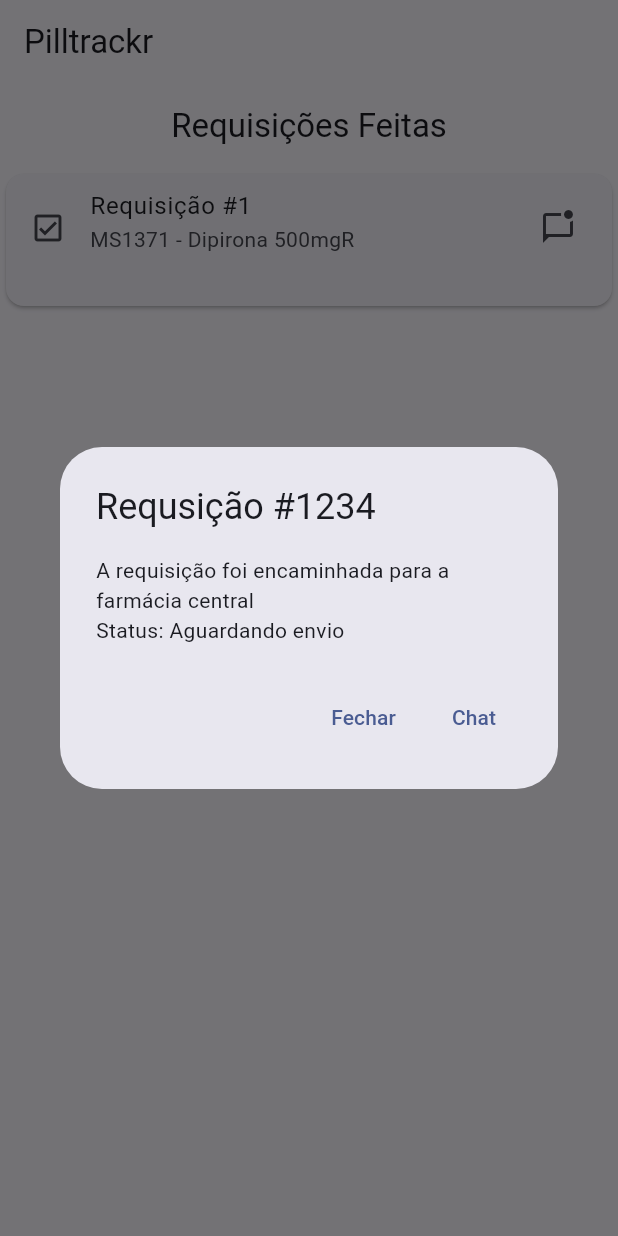
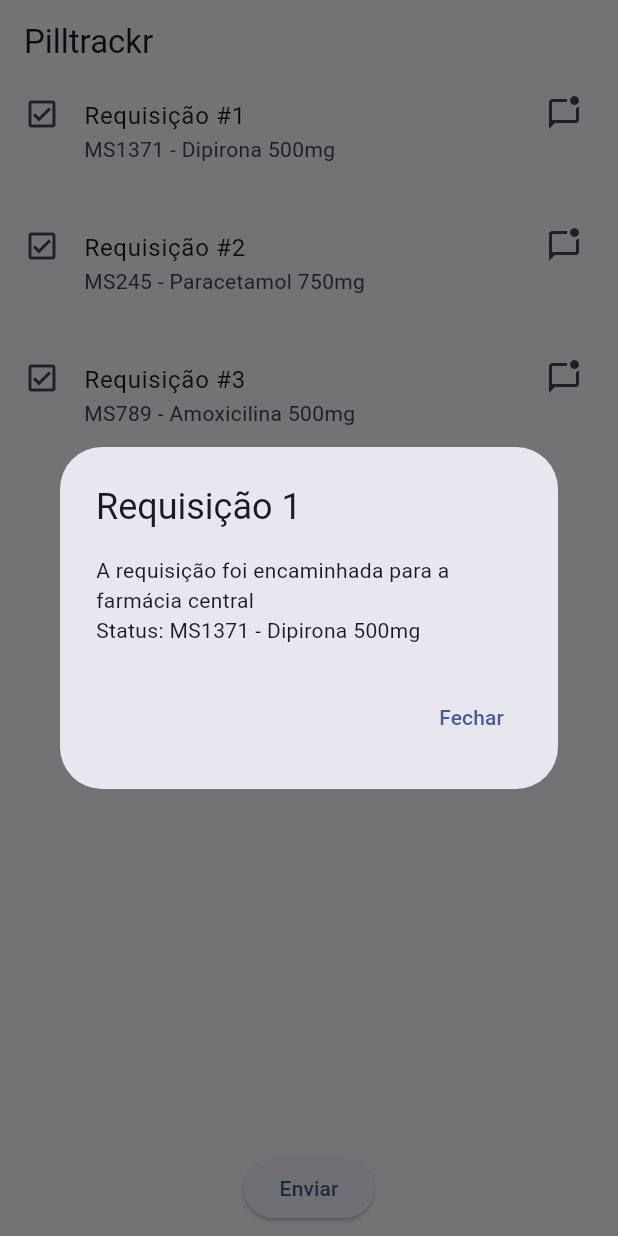
Before and after one commit to paulo-evangelista/pilltrackr, a Flutter app: the screen it shows after launch, after a tap on "Requisição #1", on a phone screen of 412 x 824 dp. Run offline on Flutter 3.47's test engine with Material 3 defaults, Android fonts, the phone set to English and light mode, and no system bars.

Commit message:
feat: adiciona botão para envio de requisições

```diff
--- /dev/null
+++ b/src/frontend/lib/models/request.dart
@@ -0,0 +1,7 @@
+class Request {
+  final String id;
+  final String title;
+  final String status;
+
+  Request({required this.id, required this.title, required this.status});
+}
--- a/src/frontend/lib/views/fc/requests.dart
+++ b/src/frontend/lib/views/fc/requests.dart
@@ -1,9 +1,10 @@
 import 'package:flutter/material.dart';
+import 'package:frontend/models/request.dart';
 import '../../widgets/list_tile_custom.dart';
 
 class MyRequests extends StatelessWidget {
-  const MyRequests({super.key});
-
+  // ignore: use_key_in_widget_constructors
+  const MyRequests();
 
   @override
   Widget build(BuildContext context) {
@@ -11,13 +12,27 @@ class MyRequests extends StatelessWidget {
       appBar: AppBar(
         title: const Text('Pilltrackr'),
       ),
-      body: const Center(
-        child: ListTileCustom(title: 'Requisição #1', subtitle: 'MS1371 - Dipirona 500mgR'),
-        // child: ElevatedButton(
-        //   onPressed: () => _showModal(context),
-        //   child: Text('Show Modal'),
-        // ),
-
+      body: Column(
+        children: [
+          Expanded(
+            child: ListView(
+              children: [
+                ListTileCustom(request: Request(id: '1', title: 'Requisição #1', status: 'MS1371 - Dipirona 500mg')),
+                ListTileCustom(request: Request(id: '2', title: 'Requisição #2', status: 'MS245 - Paracetamol 750mg')),
+                ListTileCustom(request: Request(id: '3', title: 'Requisição #3', status: 'MS789 - Amoxicilina 500mg')),
+              ],
+            ),
+          ),
+          Padding(
+            padding: const EdgeInsets.all(8.0),
+            child: ElevatedButton(
+              onPressed: () {
+                // Lógica para enviar as requisições
+              },
+              child: const Text('Enviar'),
+            ),
+          ),
+        ],
       ),
     );
   }
--- a/src/frontend/lib/widgets/list_tile_custom.dart
+++ b/src/frontend/lib/widgets/list_tile_custom.dart
@@ -1,51 +1,23 @@
 import 'package:flutter/material.dart';
+import 'package:frontend/models/request.dart';
 
-class ListTileCustom extends StatefulWidget {
-  final String title;
-  final String subtitle;
+class ListTileCustom extends StatelessWidget {
+  final Request request;
 
-  const ListTileCustom({super.key, required this.title, required this.subtitle});
-
-  @override
-  // ignore: library_private_types_in_public_api
-  _ListTileCustomState createState() => _ListTileCustomState();
-}
-
-class _ListTileCustomState extends State<ListTileCustom> {
-
-  late String _title;
-  late String _subtitle;
-
-  @override
-  void initState() {
-    super.initState();
-    _title = widget.title;
-    _subtitle = widget.subtitle;
-  }
+  const ListTileCustom({super.key, required this.request});
 
   void _showModal(BuildContext context) {
     showDialog(
       context: context,
       builder: (BuildContext context) {
         return AlertDialog(
-          title: const Text('Requsição #1234'),
-          content: const Text('A requisição foi encaminhada para a farmácia central \nStatus: Aguardando envio'),
+          title: Text('Requisição ${request.id}'),
+          content: Text('A requisição foi encaminhada para a farmácia central \nStatus: ${request.status}'),
           actions: <Widget>[
             TextButton(
               child: const Text('Fechar'),
               onPressed: () {
                 Navigator.of(context).pop();
-              },
-            ),
-            TextButton(
-              child: const Text('Chat'),
-              onPressed: () {
-                Navigator.of(context).pop(); // Fechar o modal
-                //Adicionar tela de chat para levar o user apos clicar
-                //Navigator.push(
-                  //context
-                  //MaterialPageRoute(builder: (context) => SecondScreen()),
-                //);
               },
             ),
           ],
@@ -56,33 +28,13 @@ class _ListTileCustomState extends State<ListTileCustom> {
 
   @override
   Widget build(BuildContext context) {
-    return Scaffold(
-      appBar: AppBar(
-        title: const Text('Requisições Feitas'),
-        centerTitle: true,
-        ),
-      body: ListView(
-        children: <Widget>[
-          Card(
-            child: ListTile(
-              leading: const Column(
-                mainAxisAlignment: MainAxisAlignment.center,
-                children: <Widget>[
-                  Icon(Icons.check_box_outlined)
-                ],
-              ),
-              title: Text(_title),
-              subtitle: Text(_subtitle),
-              trailing: const SizedBox(
-                height: double.infinity,
-                child: Icon(Icons.mark_chat_unread_outlined),
-              ),
-              onTap: () => _showModal(context),
-              isThreeLine: true,
-            ),
-          ),
-        ],
-      ),
+    return ListTile(
+      leading: const Icon(Icons.check_box_outlined),
+      title: Text(request.title),
+      subtitle: Text(request.status),
+      trailing: const Icon(Icons.mark_chat_unread_outlined),
+      onTap: () => _showModal(context),
+      isThreeLine: true,
     );
   }
 }
```
